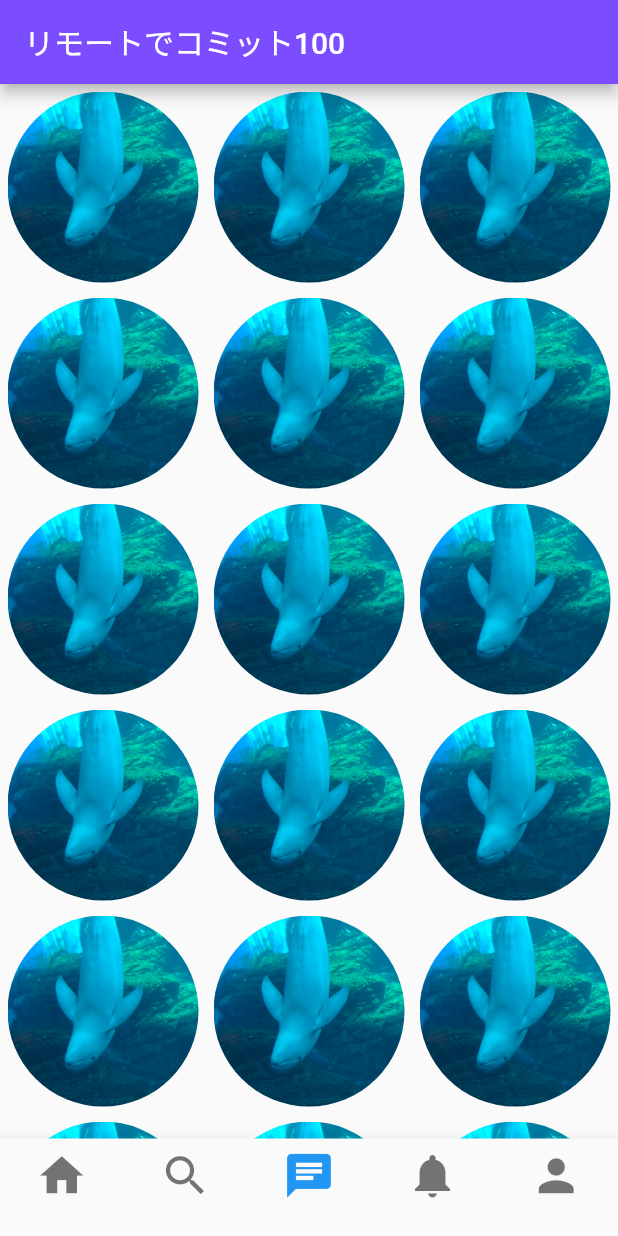
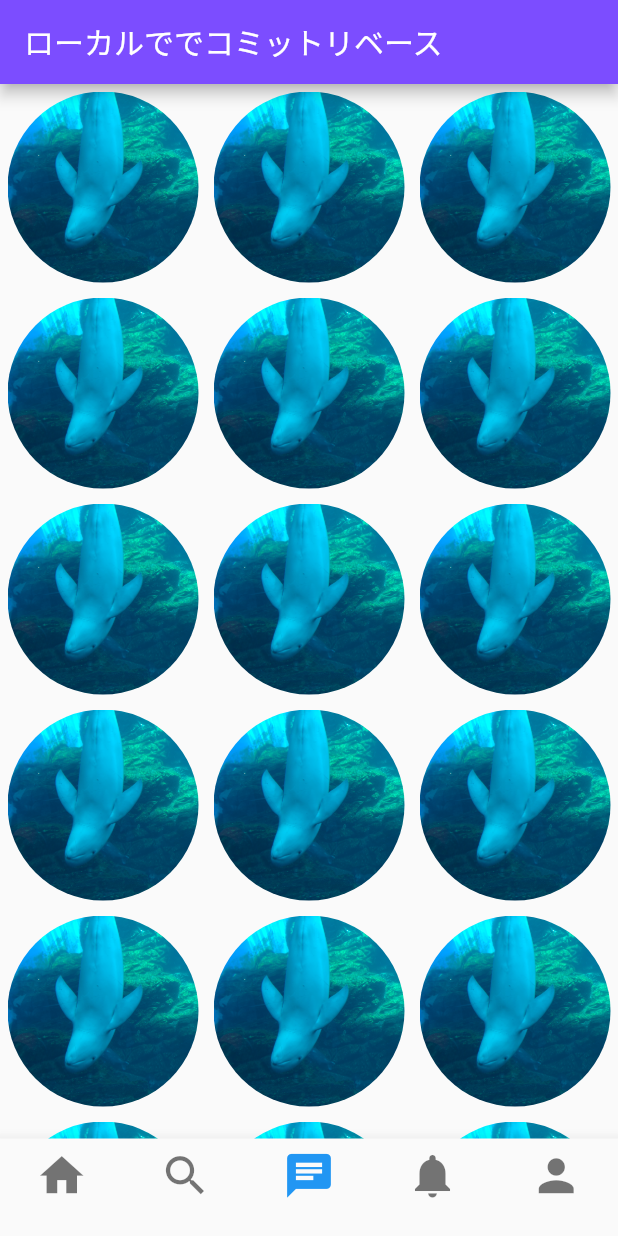
Before and after one commit to y-matsuura0715/chatAppWithFlutter, a Flutter app: the screen it shows after launch, item 3 of the bottom bar chosen, on a phone screen of 412 x 824 dp. Run offline on Flutter 3.47's test engine with Material 2 defaults, Android fonts, the phone set to English and light mode, and no system bars.

Commit message:
ローカルでコミットリベース

```diff
--- a/lib/presentation/view/chat.dart
+++ b/lib/presentation/view/chat.dart
@@ -10,7 +10,7 @@ class Chat extends StatelessWidget {
     return Scaffold(
       appBar: AppBar(
         backgroundColor: Colors.deepPurpleAccent,
-        title: const Text('リモートでコミット100'),
+        title: const Text('ローカルででコミットリベース'),
       ),
       body: Center(
         child: GridView.builder(
```
